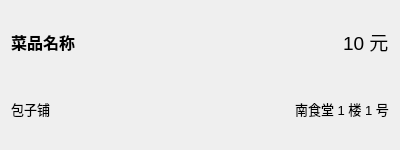
Above: ui/ditem.ui from fanenr/cxx-DS-client before the change. Below: the same form after it.
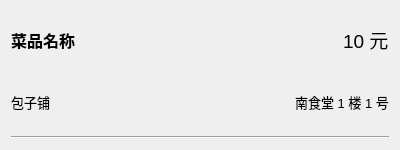
That is the form after the change.

Commit message: add divider line

```diff
--- a/ui/ditem.ui
+++ b/ui/ditem.ui
@@ -83,6 +83,13 @@
      </item>
     </layout>
    </item>
+   <item>
+    <widget class="Line" name="line">
+     <property name="orientation">
+      <enum>Qt::Horizontal</enum>
+     </property>
+    </widget>
+   </item>
   </layout>
  </widget>
  <resources/>
```
